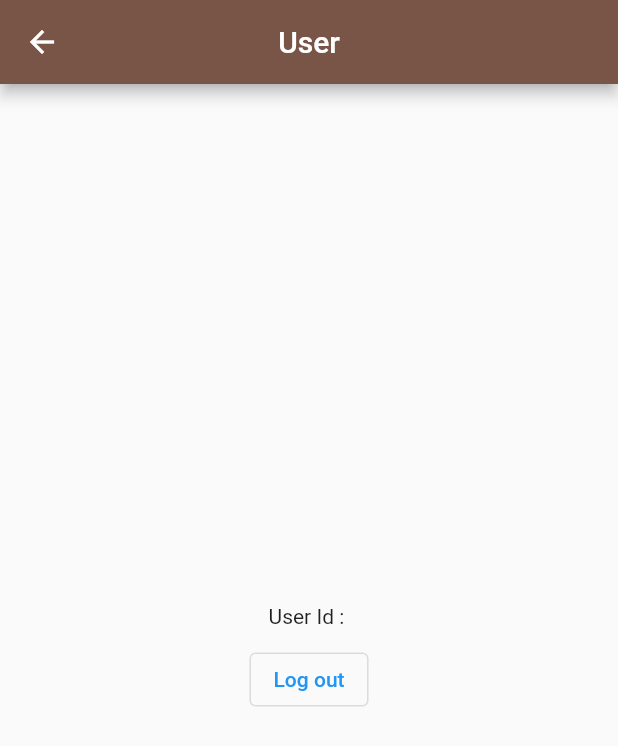
After one commit to sunilbhandari123/login-firebase-try, a Flutter app: the Homep screen opened directly, after a tap on "Log out", on a phone screen of 412 x 824 dp. The commit adds this screen. Shown: the top 746 px of the screen. Run offline on Flutter 3.47's test engine with Material 2 defaults, Android fonts, the phone set to English and light mode, and no system bars; our stand-ins replace auth_buttons, cloud_firestore, firebase_auth, firebase_core, google_sign_in; accounts and stored records are empty.

Commit message:
phone Login

```diff
--- /dev/null
+++ b/lib/phone login/homel.dart
@@ -0,0 +1,52 @@
+import 'package:firebase_auth/firebase_auth.dart';
+import 'package:flutter/material.dart';
+class Homep extends StatefulWidget {
+  const Homep({Key? key}) : super(key: key);
+
+  @override
+  State<Homep> createState() => _HomepState();
+}
+
+class _HomepState extends State<Homep> {
+  String uid='';
+  @override
+  void initState(){
+    uid= '';
+    User? currentUser= FirebaseAuth.instance.currentUser;{
+      setState(() {
+        this.uid = currentUser!.uid;
+      });
+    }
+    super.initState();
+  }
+  Widget build(BuildContext context) {
+    return new Scaffold(
+      appBar: new AppBar(
+        title: new Text('User'),
+        centerTitle: true,
+      ),
+      body: Center(
+        child: Container(
+          child: new Column(
+            mainAxisAlignment: MainAxisAlignment.center,
+            children: <Widget>[
+              new Text('User Id : $uid'),
+              SizedBox(height: 10,),
+              new OutlinedButton(
+
+                  child: Text('Log out', style: TextStyle( color: Colors.blue),),
+                  onPressed: (){
+                    FirebaseAuth.instance.signOut().then((action){
+                      Navigator.of(context)
+                          .pushReplacementNamed('/landpage');
+                    }).catchError((e){
+                      print(e);
+                    });
+                  })
+            ],
+          ),
+        ),
+      ),
+    );
+  }
+}
```
Also changed, not shown: lib/main.dart (+5 -4 lines), lib/phone login/phone.dart (added, +117 -0 lines), 1 other file.
